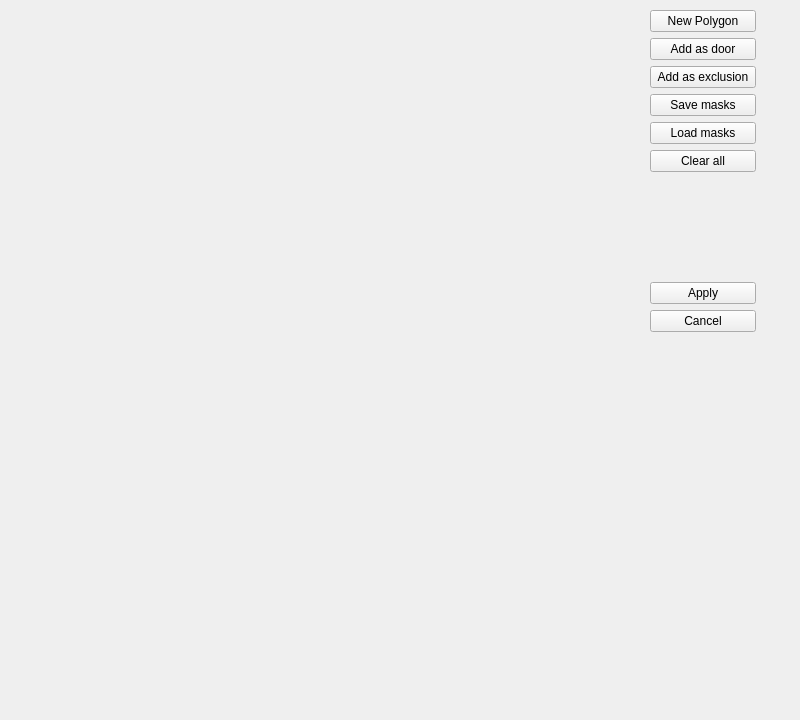
GroupDenseKitchen/KitchenOccupation, file src/Debugging/MainConfigurationWindow.ui: the form before one commit.
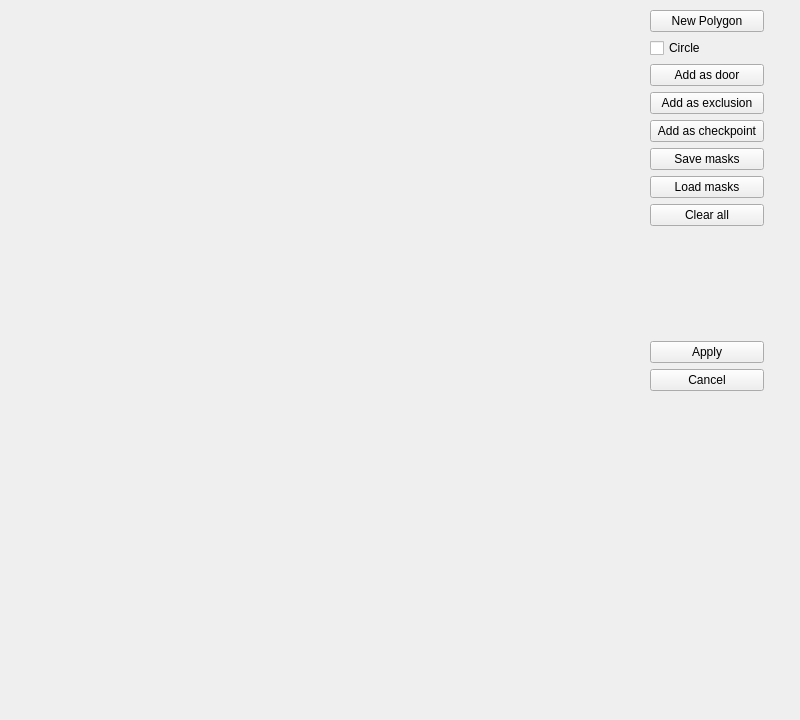
The form after the commit.

```diff
--- a/src/Debugging/MainConfigurationWindow.ui
+++ b/src/Debugging/MainConfigurationWindow.ui
@@ -61,13 +61,13 @@
     <string/>
    </property>
   </widget>
-  <widget class="QWidget" name="">
+  <widget class="QWidget" name="layoutWidget">
    <property name="geometry">
     <rect>
      <x>650</x>
      <y>10</y>
-     <width>106</width>
-     <height>322</height>
+     <width>114</width>
+     <height>381</height>
     </rect>
    </property>
    <layout class="QVBoxLayout" name="verticalLayout">
@@ -78,6 +78,13 @@
       </property>
      </widget>
     </item>
+    <item>
+     <widget class="QCheckBox" name="circleCheckBox">
+      <property name="text">
+       <string>Circle</string>
+      </property>
+     </widget>
+    </item>
     <item>
      <widget class="QPushButton" name="addAsDoorButton">
       <property name="text">
@@ -92,6 +99,13 @@
       </property>
      </widget>
     </item>
+    <item>
+     <widget class="QPushButton" name="addAsCheckpointButton">
+      <property name="text">
+       <string>Add as checkpoint</string>
+      </property>
+     </widget>
+    </item>
     <item>
      <widget class="QPushButton" name="saveMasksButton">
       <property name="text">
```
